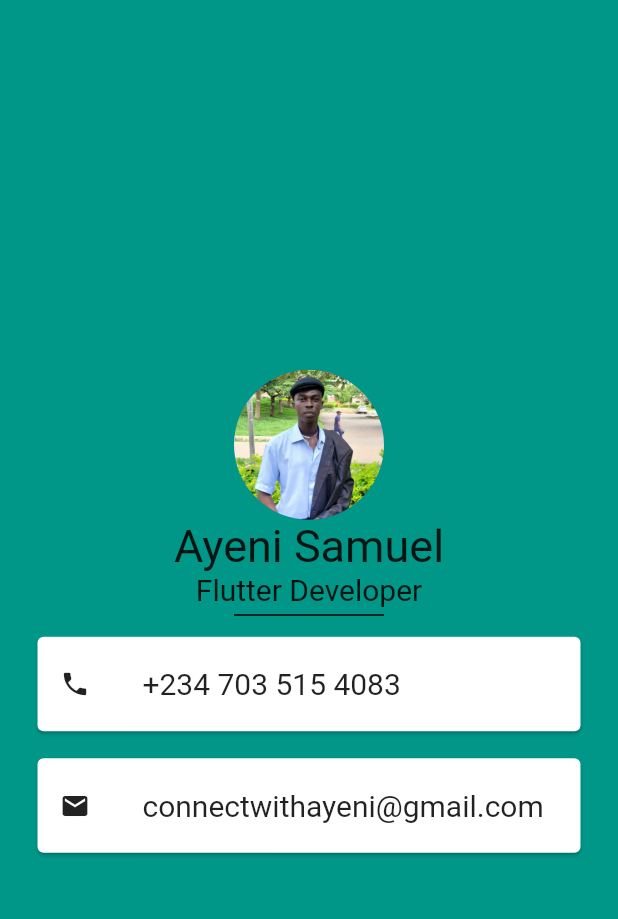
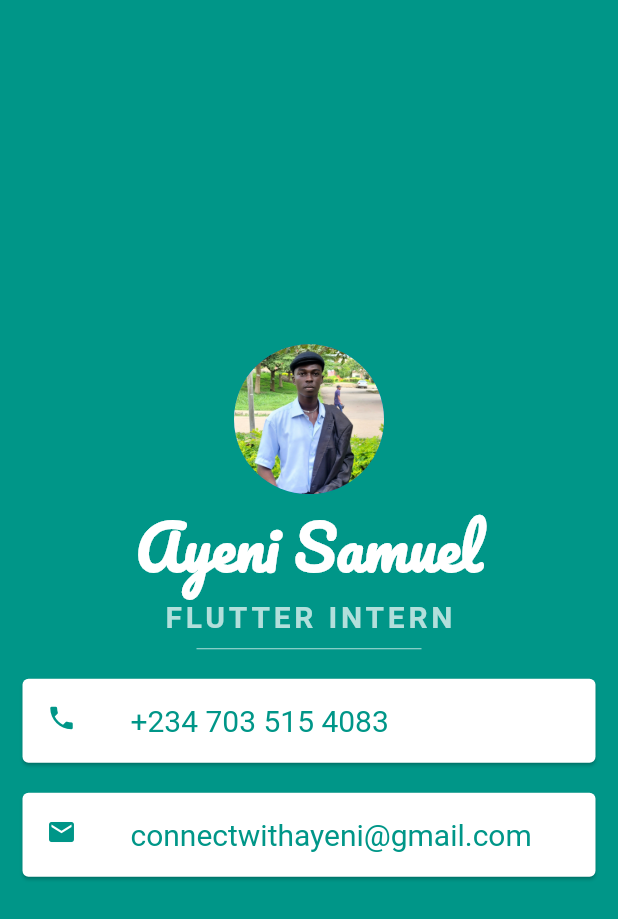
Before and after one commit to Ayeni-yeniyan/myfirstpro, a Flutter app: the screen it shows after launch, on a phone screen of 412 x 824 dp. Shown: the top 919 px of the screen. Run offline on Flutter 3.47's test engine with Material 2 defaults, Android fonts, the phone set to English and light mode, and no system bars; Roboto replaces fonts that are missing (SourceSan3).

Commit message:
all done

```diff
--- a/lib/main.dart
+++ b/lib/main.dart
@@ -24,82 +24,70 @@ class MyApp extends StatelessWidget {
                 backgroundImage: AssetImage(
                   'assets/images/Sam.jpg',
                 ),
-                //child: Image.asset(),
               ),
-              Container(
-                child: Text(
-                  'Ayeni Samuel',
-                  style: TextStyle(
-                    fontSize: 30,
+              const Text(
+                'Ayeni Samuel',
+                style: TextStyle(
+                  fontFamily: 'Pacifico',
+                  fontSize: 40,
+                  fontWeight: FontWeight.bold,
+                  color: Colors.white,
+                ),
+              ),
+              Text(
+                'FLUTTER INTERN',
+                style: TextStyle(
+                  fontFamily: 'SourceSan3',
+                  fontSize: 20,
+                  color: Colors.teal.shade100,
+                  fontWeight: FontWeight.bold,
+                  letterSpacing: 2.5,
+                ),
+              ),
+              SizedBox(
+                height: 20,
+                width: 150,
+                child: Divider(
+                  color: Colors.teal.shade100,
+                ),
+              ),
+              const Card(
+                margin: EdgeInsets.symmetric(
+                  vertical: 10,
+                  horizontal: 15,
+                ),
+                child: ListTile(
+                  leading: Icon(
+                    Icons.phone,
+                    size: 20,
+                    color: Colors.teal,
+                  ),
+                  title: Text(
+                    '+234 703 515 4083',
+                    style: TextStyle(fontSize: 20, color: Colors.teal),
                   ),
                 ),
               ),
-              Container(
-                child: Text(
-                  'Flutter Developer',
-                  style: TextStyle(
-                    fontSize: 20,
+              const Card(
+                margin: EdgeInsets.symmetric(
+                  vertical: 10,
+                  horizontal: 15,
+                ),
+                child: ListTile(
+                  leading: Icon(
+                    Icons.mail,
+                    size: 20,
+                    color: Colors.teal,
                   ),
-                ),
-              ),
-              Container(
-                margin: EdgeInsets.all(5),
-                width: 100,
-                decoration: BoxDecoration(
-                  border: Border(
-                    bottom: BorderSide(
-                      color: Colors.black,
-                      width: 1,
+                  title: Text(
+                    'connectwithayeni@gmail.com',
+                    style: TextStyle(
+                      fontSize: 20,
+                      color: Colors.teal,
                     ),
                   ),
                 ),
               ),
-              Container(
-                margin: EdgeInsets.all(5),
-                width: 370,
-                child: Card(
-                  child: Row(
-                    children: [
-                      Container(
-                        margin: EdgeInsets.all(15),
-                        child: Icon(Icons.phone, size: 20),
-                      ),
-                      Container(
-                        margin: EdgeInsets.all(20),
-                        child: Text(
-                          '+234 703 515 4083',
-                          style: TextStyle(
-                            fontSize: 20,
-                          ),
-                        ),
-                      ),
-                    ],
-                  ),
-                ),
-              ),
-              Container(
-                margin: EdgeInsets.all(5),
-                width: 370,
-                child: Card(
-                  child: Row(
-                    children: [
-                      Container(
-                        margin: EdgeInsets.all(15),
-                        child: Icon(Icons.mail, size: 20),
-                      ),
-                      Container(
-                        margin: EdgeInsets.all(20),
-                        child: Text(
-                          'connectwithayeni@gmail.com',
-                          style: TextStyle(
-                            fontSize: 20,
-                          ),
-                        ),
-                      ),
-                    ],
-                  ),
-                ),
-              )
             ],
           ),
         ),
```
Also changed, not shown: pubspec.yaml (+9 -11 lines), assets/fonts/Pacifico-Regular.ttf (added), assets/fonts/SourceSans3-Regular.ttf (added).
